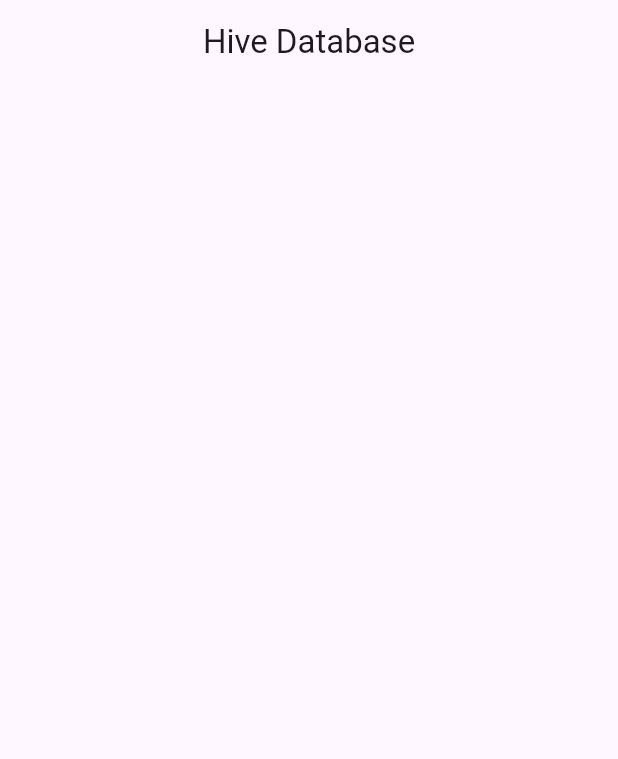
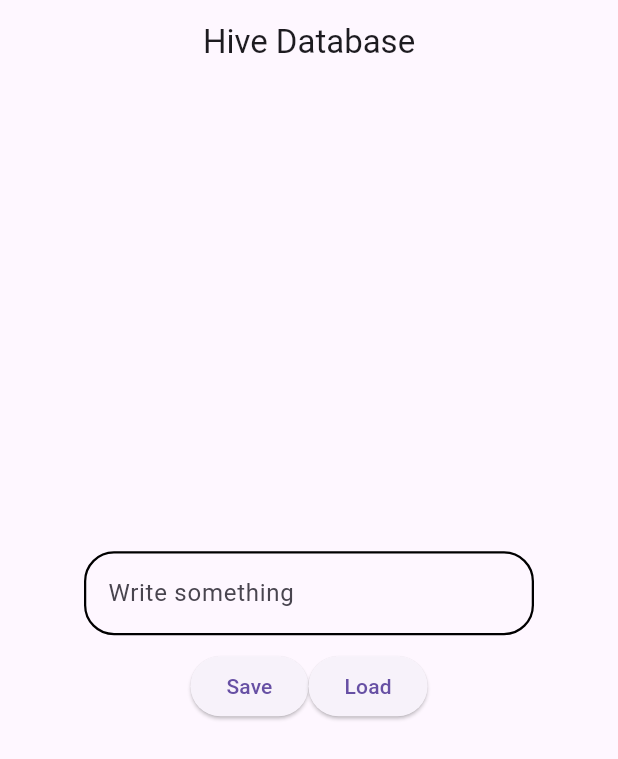
Before and after one commit to Shamiq7/Charts_Flutter_App, a Flutter app: the screen it shows after launch, on a phone screen of 412 x 824 dp. Shown: the top 759 px of the screen. Run offline on Flutter 3.47's test engine with Material 3 defaults, Android fonts, the phone set to English and light mode, and no system bars; our stand-ins replace hive, hive_flutter, shared_preferences, syncfusion_flutter_charts; accounts and stored records are empty.

Commit message:
Hive DB add done

```diff
--- a/lib/hivedb.dart
+++ b/lib/hivedb.dart
@@ -1,4 +1,5 @@
 import 'package:flutter/material.dart';
+import 'package:hive/hive.dart';
 // \
 // App Starts
 //       │
@@ -22,16 +23,80 @@ class Hivedb extends StatefulWidget {
 }
 
 class _HivedbState extends State<Hivedb> {
+  TextEditingController fieldcontroller = TextEditingController();
+  String namevalue = '';
+  @override
+  void initState() {
+    // TODO: implement initState
+    super.initState();
+    openhive();
+  }
+
   @override
   Widget build(BuildContext context) {
     return Scaffold(
-      appBar: AppBar(
-        title: Text('Hive Database'),
-        centerTitle: true,
-      ),
+      appBar: AppBar(title: Text('Hive Database'), centerTitle: true),
       body: Column(
-        children: [],
+        mainAxisAlignment: MainAxisAlignment.center,
+        children: [
+          Center(
+            child: Container(
+              width: 300,
+              child: TextField(
+                controller: fieldcontroller,
+                decoration: InputDecoration(
+                  hintText: 'Write something',
+                  focusedBorder: OutlineInputBorder(
+                    borderRadius: BorderRadius.circular(20),
+                    borderSide: BorderSide(
+                      width: 1.5,
+                      style: BorderStyle.solid,
+                    ),
+                  ),
+                  enabledBorder: OutlineInputBorder(
+                    borderRadius: BorderRadius.circular(20),
+                    borderSide: BorderSide(
+                      width: 1.5,
+                      style: BorderStyle.solid,
+                    ),
+                  ),
+                ),
+              ),
+            ),
+          ),
+          SizedBox(height: 10),
+          Row(
+            mainAxisAlignment: MainAxisAlignment.center,
+            children: [
+              ElevatedButton(
+                onPressed: () {
+                  var item = fieldcontroller.text.toString();
+                  var box = Hive.box('Key');
+                  box.put('keyname', item);
+                },
+                child: Text('Save'),
+              ),
+              ElevatedButton(
+                onPressed: () {
+                  var boxes = Hive.box('Key');
+                  var name = boxes.get(
+                    'keyname',
+                    defaultValue: 'No value found',
+                  );
+                  setState(() {
+                    namevalue = name;
+                  });
+                },
+                child: Text('Load'),
+              ),
+            ],
+          ),
+          SizedBox(height: 10),
+          Text(namevalue),
+        ],
       ),
     );
   }
+
+  void openhive() {}
 }
```
Also changed, not shown: lib/main.dart (+17 -5 lines), pubspec.yaml (+8 -0 lines).
